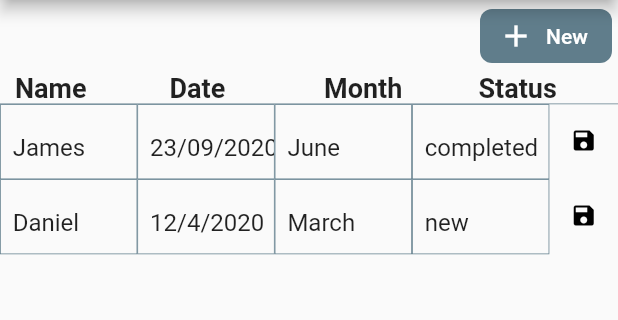
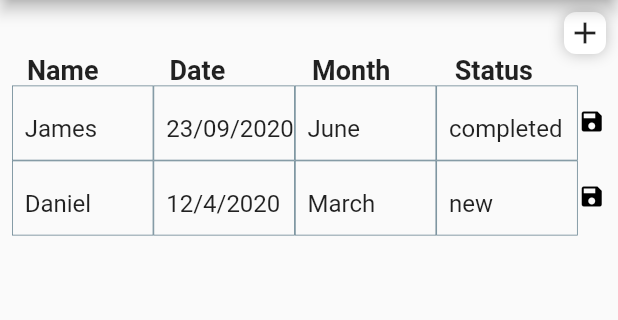
Before and after one commit to godilite/editable, a Flutter app: the screen it shows after launch, on a phone screen of 412 x 824 dp, the part 84-404 px from its top. Run offline on Flutter 3.47's test engine with Material 2 defaults, Android fonts, the phone set to English and light mode, and no system bars.

Commit message:
refactor: organize functions into helpers.dart

````diff
--- a/lib/editable.dart
+++ b/lib/editable.dart
@@ -5,9 +5,10 @@
 
 library editable;
 
-import 'package:editable/widgets/table_body.dart';
-import 'package:editable/widgets/table_header.dart';
 import 'package:flutter/material.dart';
+import 'functions/helpers.dart';
+import 'widgets/table_body.dart';
+import 'widgets/table_header.dart';
 
 class Editable extends StatefulWidget {
   /// Builds an editable table using predefined row and column counts
@@ -73,7 +74,7 @@ class Editable extends StatefulWidget {
       this.showCreateButton = false,
       this.createButtonAlign = CrossAxisAlignment.end,
       this.createButtonIcon,
-      this.createButtonColor = Colors.blueGrey,
+      this.createButtonColor,
       this.createButtonShape,
       this.createButtonLabel})
       : super(key: key);
@@ -210,7 +211,7 @@ class Editable extends StatefulWidget {
   ///   borderRadius: BorderRadius.circular(8)
   /// )
   /// ```
-  final ShapeBorder createButtonShape;
+  final BoxShape createButtonShape;
 
   /// Label for the create new row button
   final Widget createButtonLabel;
@@ -241,58 +242,51 @@ class _EditableState extends State<Editable> {
   @override
   void initState() {
     super.initState();
+    _setup();
+  }
+
+/// initial Setup of columns and row, sets count of column and row
+  _setup(){
     rowCount = rows == null || rows.isEmpty ? rowCount : rows.length;
     columnCount =
         columns == null || columns.isEmpty ? columnCount : columns.length;
+    columns = columns ?? columnBlueprint(columnCount, columns);
+    rows = rows ?? rowBlueprint(rowCount, columns, rows);
   }
 
-  /// Generates empty columns using the specified columnCount,
-  /// if no column count is provided, it uses the [columns.length] value
-  void _columnBlueprint() {
-    var data = List.generate(
-        columnCount, (index) => {'title': '', 'index': index, 'key': ''});
-    columns = [...data];
-  }
-
-  /// Generates empty rows from rowCount values provided
-  void _rowBlueprint(int rowCount) {
-    List sampleRow = [];
-    for (var i = 0; i < rowCount; i++) {
-      var item = {};
-      columns.forEach((element) {
-        item[element['index']] = '';
-      });
-      sampleRow.add(item);
-    }
-    rows = [...sampleRow];
-  }
-
-  ///Create an empty column for saveIcon
-  Widget _iconColumn() {
-    return Visibility(
-      visible: widget.showSaveIcon,
-      child: Expanded(
-        flex: 1,
-        child: Padding(
-          padding: EdgeInsets.only(
-            left: widget.thPaddingLeft,
-            top: widget.thPaddingTop,
-            bottom: widget.thPaddingBottom,
-            right: widget.thPaddingRight,
+  @override
+  Widget build(BuildContext context) {
+    return Material(
+      child: Padding(
+        padding: const EdgeInsets.all(8.0),
+        child: Column(crossAxisAlignment: widget.createButtonAlign, children: [
+          //Table Header
+          createButton(),
+          Container(
+            child: Row(children: _tableHeaders),
           ),
-          child: Text('asa'),
-        ),
+          Expanded(
+            flex: 1,
+            child: ListView(
+              shrinkWrap: true,
+              children: _tableRows,
+            ),
+          )
+        ]),
       ),
     );
   }
+
+
 
   /// Builds saveIcon widget
   Widget _saveIcon(index) {
     return Visibility(
       visible: widget.showSaveIcon,
-      child: Expanded(
-        flex: 1,
+      child: Flexible(
         child: IconButton(
+          padding: EdgeInsets.only(right: widget.tdPaddingRight),
+          hoverColor: Colors.transparent,
           icon: Icon(
             widget.saveIcon,
             color: widget.saveIconColor,
@@ -312,47 +306,38 @@ class _EditableState extends State<Editable> {
     );
   }
 
-  /// adds a row to existing row lists
-  void _addOneRow() {
-    var item = {};
-    columns.forEach((element) {
-      item[element['key']] = '';
-    });
-    rows.add(item);
-  }
-
   /// Button for creating a new empty row
   Widget createButton() {
     return Visibility(
       visible: widget.showCreateButton,
       child: Padding(
-        padding: EdgeInsets.only(left: 4.0, right: 4.0),
-        child: FlatButton.icon(
-            onPressed: () {
-              _addOneRow();
+        padding: EdgeInsets.only(left: 4.0),
+        child: InkWell(
+            onTap: () {
+             rows = addOneRow(columns, rows);
               rowCount++;
               setState(() {});
             },
-            icon:
-                widget.createButtonIcon ?? Icon(Icons.add, color: Colors.white),
-            color: widget.createButtonColor,
-            shape: widget.createButtonShape ??
-                RoundedRectangleBorder(borderRadius: BorderRadius.circular(8)),
-            label: widget.createButtonLabel ??
-                Text(
-                  'Add Row',
-                  style: TextStyle(color: Colors.white),
-                )),
+            child: Container(
+              padding: EdgeInsets.all(2),
+              decoration: BoxDecoration(
+                color: widget.createButtonColor ?? Colors.white,
+                  boxShadow: [BoxShadow(blurRadius: 8,
+                  color: Colors.grey.shade400)],
+                  borderRadius: BorderRadius.circular(8),
+                shape: BoxShape.rectangle,
+              ),
+              child: widget.createButtonIcon ?? Icon(Icons.add),
+            ),
+           ),
       ),
     );
   }
 
   /// Generates table columns
-  List<Widget> get _tableHeaders => List<Widget>.generate(columnCount, (index) {
-        // ignore: unnecessary_statements
-        columns == null || columns.isEmpty ? _columnBlueprint() : true;
+  List<Widget> get _tableHeaders => List<Widget>.generate(columnCount + 1, (index) {
         return columnCount + 1 == (index + 1)
-            ? _iconColumn()
+            ? iconColumn(widget.showSaveIcon, widget.thPaddingTop, widget.thPaddingBottom)
             : THeader(
                 thPaddingLeft: widget.thPaddingLeft,
                 thPaddingTop: widget.thPaddingTop,
@@ -369,8 +354,6 @@ class _EditableState extends State<Editable> {
 
   /// Generates table rows
   List<Widget> get _tableRows => List<Widget>.generate(rowCount, (index) {
-        // ignore: unnecessary_statements
-        rows == null || rows.isEmpty ? _rowBlueprint(rowCount) : true;
         return Row(
             crossAxisAlignment: CrossAxisAlignment.start,
             children: List.generate(columnCount + 1, (rowIndex) {
@@ -411,28 +394,4 @@ class _EditableState extends State<Editable> {
                     );
             }));
       });
-
-  @override
-  Widget build(BuildContext context) {
-    return Material(
-      child: Column(crossAxisAlignment: widget.createButtonAlign, children: [
-        //Table Header
-        createButton(),
-        Container(
-          decoration: BoxDecoration(
-              border: Border(
-                  bottom: BorderSide(
-                      width: widget.borderWidth, color: widget.borderColor))),
-          child: Row(children: _tableHeaders),
-        ),
-        Expanded(
-          flex: 10,
-          child: ListView(
-            shrinkWrap: true,
-            children: _tableRows,
-          ),
-        )
-      ]),
-    );
-  }
 }
--- /dev/null
+++ b/lib/functions/helpers.dart
@@ -0,0 +1,53 @@
+
+  import 'package:flutter/material.dart';
+
+/// Generates empty columns using the specified columnCount,
+  /// if no column count is provided, it uses the [columns.length] value
+   columnBlueprint(columnCount, columns) {
+    var data = List.generate(
+        columnCount, (index) => {'title': '', 'index': index, 'key': index});
+    columns = [...data];
+    return columns;
+  }
+
+
+    /// Generates empty rows from rowCount values provided
+  rowBlueprint(int rowCount, columns, rows) {
+    List sampleRow = [];
+    for (var i = 0; i < rowCount; i++) {
+      var item = {};
+      columns.forEach((element) {
+        item[element['key']] = '';
+      });
+      sampleRow.add(item);
+    }
+    rows = [...sampleRow];
+    return rows;
+  }
+
+
+  /// adds a row to existing row lists
+  addOneRow(columns, rows) {
+    var item = {};
+    columns.forEach((element) {
+      item[element['key']] = '';
+    });
+    rows.add(item);
+    return rows;
+  }
+
+    ///Create an empty column for saveIcon
+  Widget iconColumn(showSaveIcon, thPaddingTop, thPaddingBottom) {
+    return Visibility(
+      visible: showSaveIcon,
+      child: Expanded(
+        flex: 1,
+        child: Padding(
+          padding: EdgeInsets.only(
+            top: thPaddingTop,
+            bottom: thPaddingBottom,
+          ),
+        ),
+      ),
+    );
+  }
--- a/lib/widgets/table_body.dart
+++ b/lib/widgets/table_body.dart
@@ -49,7 +49,7 @@ class _RowBuilderState extends State<RowBuilder> {
   Widget build(BuildContext context) {
     return Flexible(
       fit: FlexFit.tight,
-      flex: 2,
+      flex: 5,
       child: Container(
           height: widget._trHeight < 40 ? 40 : widget._trHeight,
           decoration: BoxDecoration(
--- a/lib/widgets/table_header.dart
+++ b/lib/widgets/table_header.dart
@@ -31,7 +31,7 @@ class THeader extends StatelessWidget {
   Widget build(BuildContext context) {
     return Flexible(
       fit: FlexFit.tight,
-      flex: 2,
+      flex: 6,
       child: Padding(
         padding: EdgeInsets.only(
             left: thPaddingLeft,
````
